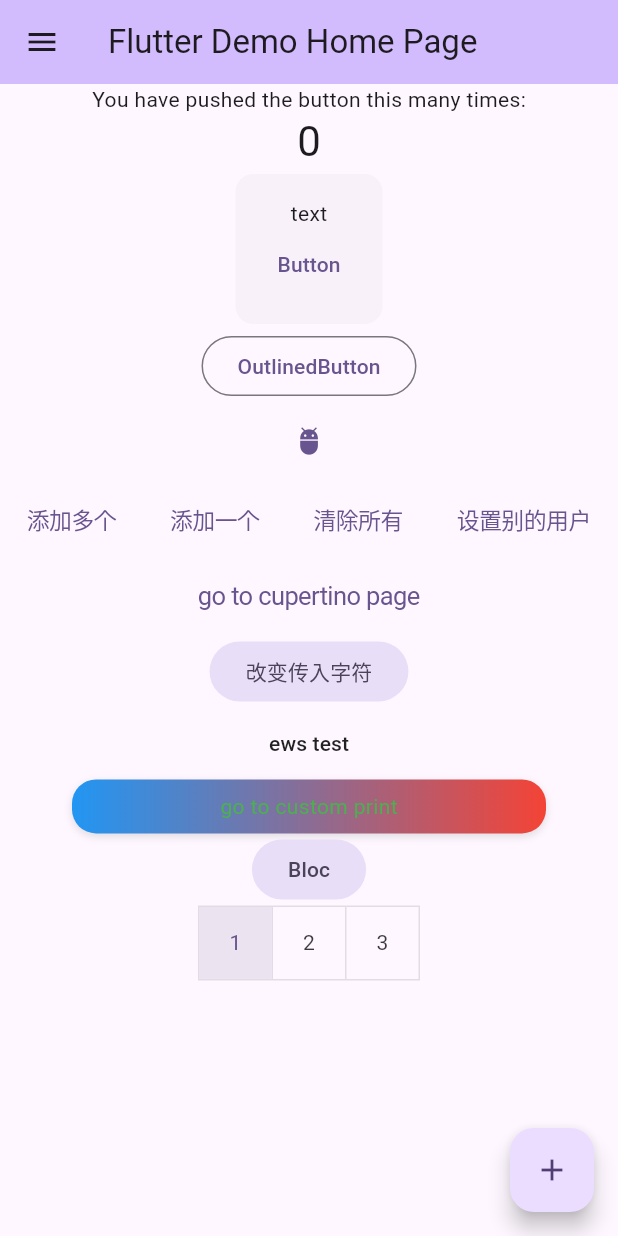
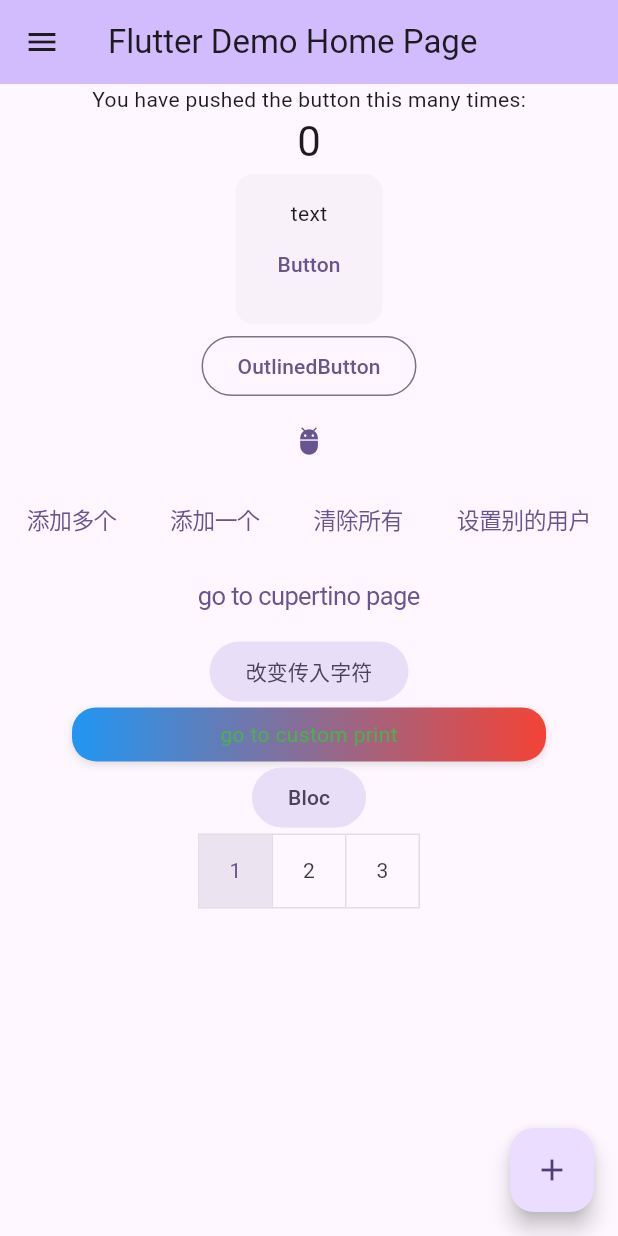
Before and after one commit to Massterxvming/widget_tests, a Flutter app: the screen it shows after launch, after a tap on "改变传入字符", on a phone screen of 412 x 824 dp. Run offline on Flutter 3.47's test engine with Material 3 defaults, Android fonts, the phone set to English and light mode, and no system bars; our stand-ins replace bot_toast, flutter_bloc, get, objectbox; missing offline and left inert: deepseek_api, media_kit, mmkv, otp_timer_button, quick_actions; generated files the repository leaves out were written again.

Commit message:
骨架频插件

```diff
--- /dev/null
+++ b/lib/Tool/quick_action_tool.dart
@@ -0,0 +1,56 @@
+import 'package:quick_actions/quick_actions.dart';
+
+class QuickActionTool {
+  // Singleton pattern
+  QuickActionTool._privateConstructor();
+  static final QuickActionTool _instance = QuickActionTool._privateConstructor();
+  factory QuickActionTool() {
+    return _instance;
+  }
+  static QuickActionTool get instance => _instance;
+
+  final QuickActions quickActions = const QuickActions();
+
+  // Method to initialize quick actions
+  void initialize() {
+    quickActions.initialize((shortcutType) {
+      if (shortcutType == 'action_main') {
+        print('The user tapped on the "Main view" action.');
+      }
+      if (shortcutType == 'action_help') {
+        print('The user tapped on the "Help" action.');
+      }
+      if (shortcutType == 'action_one') {
+        print('The user tapped on the "Action one" action.');
+      }
+      if (shortcutType == 'action_two') {
+        print('The user tapped on the "Action two" action.');
+      }
+    });
+  }
+
+  void setQuickActions(List<String> actions) {
+    quickActions.setShortcutItems(<ShortcutItem>[
+      const ShortcutItem(type: 'action', localizedTitle: '主页', icon: 'icon_main',),
+      const ShortcutItem(type: 'action_help', localizedTitle: 'Help', localizedSubtitle: 'Tap to get help', icon: 'icon_help',),
+      const ShortcutItem(
+        type: 'action_one',
+        localizedTitle: 'Action one',
+        localizedSubtitle: 'Action one subtitle',
+        icon: 'AppIcon',
+      ),
+      const ShortcutItem(
+        type: 'action_two',
+        localizedTitle: 'Action two',
+        icon: 'ic_launcher',
+      ),
+    ]).then((v){
+      print('set quick actions');
+    });
+  }
+
+  // Method to clear quick actions
+  void clearQuickActions() {
+    quickActions.clearShortcutItems();
+  }
+}
--- a/lib/bloc_test/single_page/bloc_page.dart
+++ b/lib/bloc_test/single_page/bloc_page.dart
@@ -36,7 +36,7 @@ class BlocPage extends StatelessWidget {
               onPressed: () {
                 bloc.add(LoadSingleEvent());
               },
-              child: Icon(Icons.add),
+              child: const Icon(Icons.add),
             ),
           ),
         ],
--- a/lib/main.dart
+++ b/lib/main.dart
@@ -1,18 +1,18 @@
 import 'package:bot_toast/bot_toast.dart';
 import 'package:flutter/material.dart';
 import 'package:get/get.dart';
-import 'package:widget_test/page/app_root.dart';
 import 'package:widget_test/routes/routes.dart';
 
+import 'Tool/quick_action_tool.dart';
 import 'controller/app_controller.dart';
-import 'dataBase/object_data.dart';
 import 'mmkv_test/mmkv_data.dart';
 
-void main() async{
+void main() async {
   WidgetsFlutterBinding.ensureInitialized();
   // await ObjectData.instance.init();
   await MMKVData.init();
   await AppController.instance.init();
+
 
   runApp(const MyApp());
 }
--- a/lib/page/app_root.dart
+++ b/lib/page/app_root.dart
@@ -9,6 +9,7 @@ import 'package:widget_test/controller/app_controller.dart';
 import 'package:widget_test/page/video_box/normal_video.dart';
 import 'package:widget_test/provider_test/provider_page/Provider_page.dart';
 
+import '../Tool/quick_action_tool.dart';
 import '../Tool/toast_manager.dart';
 import '../dataBase/object_data.dart';
 import '../routes/routes.dart';
@@ -34,7 +35,14 @@ class _AppRootState extends State<AppRoot> {
   String pageTitle = 'Cupertino Page';
 
   ///按钮控制器
-    OtpTimerButtonController _otpTimerButtonController = OtpTimerButtonController();
+  final OtpTimerButtonController _otpTimerButtonController = OtpTimerButtonController();
+
+  @override
+  void initState() {
+    QuickActionTool.instance.initialize();
+    QuickActionTool.instance.setQuickActions([]);
+    super.initState();
+  }
 
   void _incrementCounter() {
     setState(() {
@@ -150,41 +158,46 @@ class _AppRootState extends State<AppRoot> {
             onPressed: () {
               _modifyPageTitle();
             },
-            child: Text('改变传入字符'),
+            child: const Text('改变传入字符'),
           ),
-          MaterialButton(
-            mouseCursor: MouseCursor.defer,
-            autofocus: true,
-            onPressed: () {
-              var cancel = BotToast.showLoading();
-              Future.delayed(const Duration(seconds: 10)).then((value) {
-                cancel();
-              });
-              appController.initEws().then((value) {
-                cancel();
-                // BotToast.showText(text: "ews init success");
-              });
-            },
-            child: const Text('ews test'),
-          ),
+          // MaterialButton(
+          //   mouseCursor: MouseCursor.defer,
+          //   autofocus: true,
+          //   onPressed: () {
+          //     var cancel = BotToast.showLoading();
+          //     Future.delayed(const Duration(seconds: 10)).then((value) {
+          //       cancel();
+          //     });
+          //     appController.initEws().then((value) {
+          //       cancel();
+          //       // BotToast.showText(text: "ews init success");
+          //     });
+          //   },
+          //   child: const Text('ews test'),
+          // ),
           SplashButton(
-            margin: const EdgeInsets.symmetric( horizontal: 48),
+            margin: const EdgeInsets.symmetric(horizontal: 48),
             onTap: () {
-              Get.to(()=> BlocPage());
+              Get.to(
+                () => const CustomPrintPage(),
+                duration: const Duration(seconds: 1),
+                transition: Transition.circularReveal,
+              );
             },
             text: 'go to custom print',
           ),
           FilledButton.tonal(
             onPressed: () {
               Get.to(() => const BlocPage());
-            }, child: Text('Bloc'),
+            },
+            child: Text('Bloc'),
           ),
           ToggleButtons(
-            children: [Text('1'), Text('2'), Text('3')],
-            isSelected: [true, false, false],
+            isSelected: const [true, false, false],
             onPressed: (index) {
               Get.to(() => ProviderPage());
             },
+            children: const [Text('1'), Text('2'), Text('3')],
           ),
         ],
       ),
--- a/lib/widgetState/splash_button.dart
+++ b/lib/widgetState/splash_button.dart
@@ -39,9 +39,7 @@ class SplashButton extends StatelessWidget {
         borderRadius: BorderRadius.circular(16),
         child: InkWell(
           borderRadius: BorderRadius.circular(16),
-          onTap: () {
-            Get.to(() => onTap);
-          },
+          onTap: onTap,
           highlightColor: Colors.red.withValues(alpha: 0.2),
           splashColor: Colors.blue.withValues(alpha: 0.2),
           child: Container(
```
Also changed, not shown: lib/controller/app_controller.dart (+26 -26 lines), lib/page/custom_print_page/custom_print_page.dart (+14 -5 lines), pubspec.yaml (+6 -2 lines), pubspec.lock, 3 other files.
